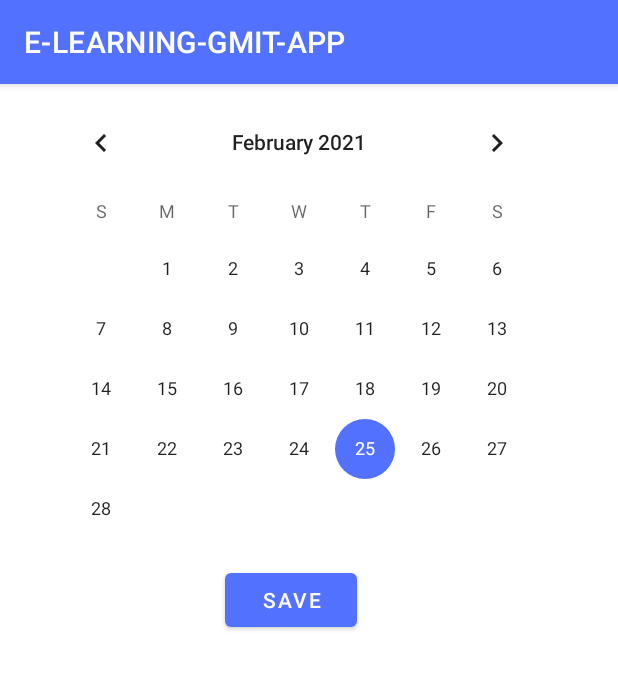
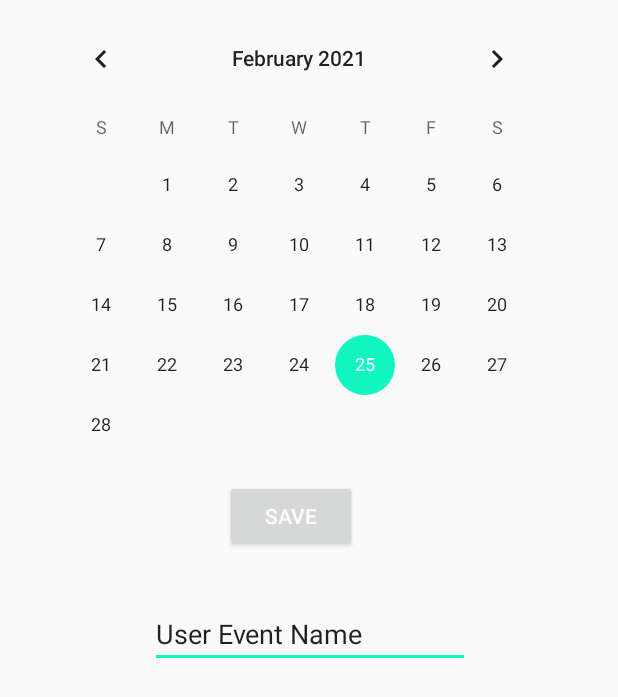
Before and after one commit to OmalleyFinalYearAppliedProject/FinalYearAppliedProjectGMIT, an Android app: the CalenderActivity screen opened directly, with no data from a screen before it, on a phone screen of 412 x 824 dp. Shown: the top 697 px of the screen. Run offline under Robolectric (Android 15) with nearby library versions, the phone set to English and light mode, and no system bars.

Commit message:
Fixed styling issues in user activity pages

```diff
--- a/ELEARNINGGMITAPP/app/src/main/java/com/example/e_learning_gmit_app/CalenderActivity.kt
+++ b/ELEARNINGGMITAPP/app/src/main/java/com/example/e_learning_gmit_app/CalenderActivity.kt
@@ -2,10 +2,17 @@
 
 import androidx.appcompat.app.AppCompatActivity
 import android.os.Bundle
+import android.view.View
 
 class CalenderActivity : AppCompatActivity() {
     override fun onCreate(savedInstanceState: Bundle?) {
         super.onCreate(savedInstanceState)
         setContentView(R.layout.activity_calender)
+
+        window.decorView.systemUiVisibility = View.SYSTEM_UI_FLAG_FULLSCREEN
+
+
     }
+
+
 }
--- a/ELEARNINGGMITAPP/app/src/main/res/layout/activity_calender.xml
+++ b/ELEARNINGGMITAPP/app/src/main/res/layout/activity_calender.xml
@@ -23,5 +23,16 @@
         android:layout_marginStart="150dp"
         android:layout_marginTop="320dp"
         android:textColor="@color/whiteText"
-        android:text="save" />
+        android:text="@string/save" />
+
+    <EditText
+        android:id="@+id/editTextTextPersonName"
+        android:layout_width="wrap_content"
+        android:layout_height="wrap_content"
+        android:layout_marginStart="100dp"
+        android:layout_marginTop="400dp"
+        android:ems="10"
+        android:inputType="textPersonName"
+        android:text="@string/user_event_name"
+        android:autofillHints="" />
 </RelativeLayout>
--- a/ELEARNINGGMITAPP/app/src/main/res/values/strings.xml
+++ b/ELEARNINGGMITAPP/app/src/main/res/values/strings.xml
@@ -7,5 +7,7 @@
     <string name="password">password</string>
     <string name="abc123">abc123</string>
     <string name="don_t_have_an_account">don_t_have_an_account</string>
+    <string name="save">save</string>
+    <string name="user_event_name">User Event Name</string>
 
 </resources>
```
Also changed, not shown: ELEARNINGGMITAPP/app/src/main/AndroidManifest.xml (+12 -3 lines).
